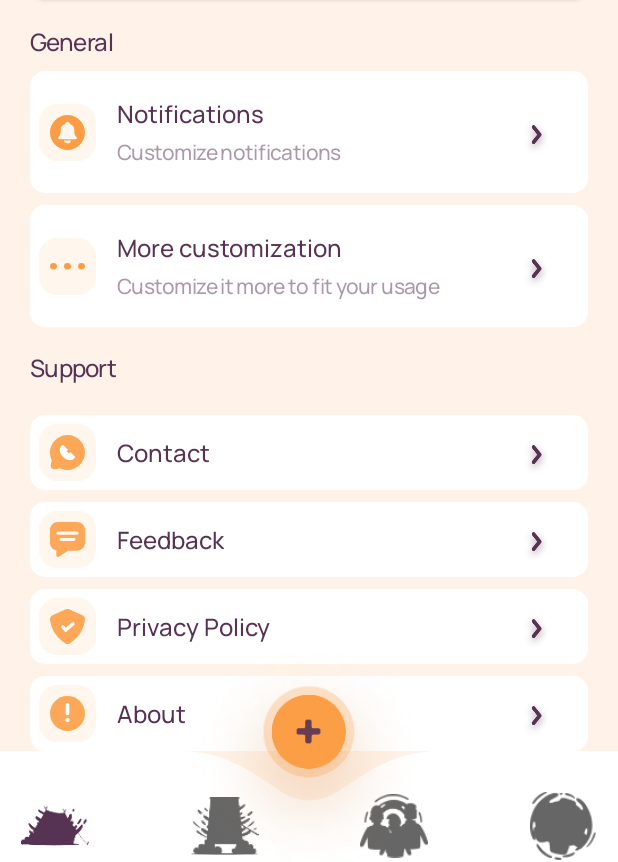
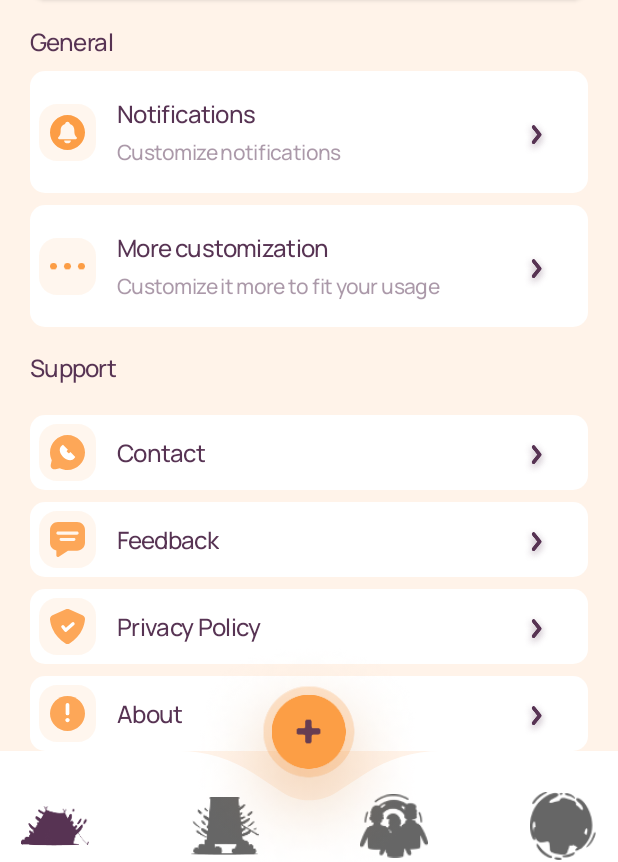
Before and after one commit to Omega-Dev-Training/Monumental-Habits, an Android app: the layout layout_settings.xml on its own in the app's theme, with its tools: preview values and no code run, on a phone screen of 412 x 824 dp. Shown: the part 365-1227 px from the top of the screen. Run offline under Robolectric (Android 15) with nearby library versions, the phone set to English and light mode, and no system bars.

Commit message:
small fix

```diff
--- a/app/src/main/res/layout/layout_settings.xml
+++ b/app/src/main/res/layout/layout_settings.xml
@@ -117,7 +117,7 @@
             android:layout_marginTop="17dp"
             android:layout_gravity="center_vertical"
             android:text="@string/notifications"
-            android:theme="@style/medium"
+            android:theme="@style/Text.Medium.Title"
             android:gravity="center"
             app:layout_constraintStart_toEndOf="@+id/icon_bell"
             app:layout_constraintTop_toTopOf="parent" />
@@ -185,7 +185,7 @@
             android:layout_marginTop="17dp"
             android:layout_gravity="center_vertical"
             android:text="@string/more_customization"
-            android:theme="@style/medium"
+            android:theme="@style/Text.Medium.Title"
             android:gravity="center"
             app:layout_constraintStart_toEndOf="@+id/icon_more"
             app:layout_constraintTop_toTopOf="parent" />
@@ -265,7 +265,7 @@
             android:layout_weight="1"
             android:layout_gravity="center_vertical"
             android:text="@string/contact"
-            android:theme="@style/medium"
+            android:theme="@style/Text.Medium.Title"
             app:layout_constraintBottom_toBottomOf="parent"
             app:layout_constraintStart_toEndOf="@+id/icon_phone"
             app:layout_constraintTop_toTopOf="parent" />
@@ -318,7 +318,7 @@
             android:layout_weight="1"
             android:layout_gravity="center_vertical"
             android:text="@string/feedback"
-            android:theme="@style/medium"
+            android:theme="@style/Text.Medium.Title"
             app:layout_constraintBottom_toBottomOf="parent"
             app:layout_constraintStart_toEndOf="@+id/icon_chat"
             app:layout_constraintTop_toTopOf="parent" />
@@ -371,7 +371,7 @@
             android:layout_weight="1"
             android:layout_gravity="center_vertical"
             android:text="@string/privacy_policy"
-            android:theme="@style/medium"
+            android:theme="@style/Text.Medium.Title"
             app:layout_constraintBottom_toBottomOf="parent"
             app:layout_constraintStart_toEndOf="@+id/icon_check"
             app:layout_constraintTop_toTopOf="parent" />
@@ -424,7 +424,7 @@
             android:layout_weight="1"
             android:layout_gravity="center_vertical"
             android:text="@string/about"
-            android:theme="@style/medium"
+            android:theme="@style/Text.Medium.Title"
             app:layout_constraintBottom_toBottomOf="parent"
             app:layout_constraintStart_toEndOf="@+id/icon_exclamation_mark"
             app:layout_constraintTop_toTopOf="parent" />
```
